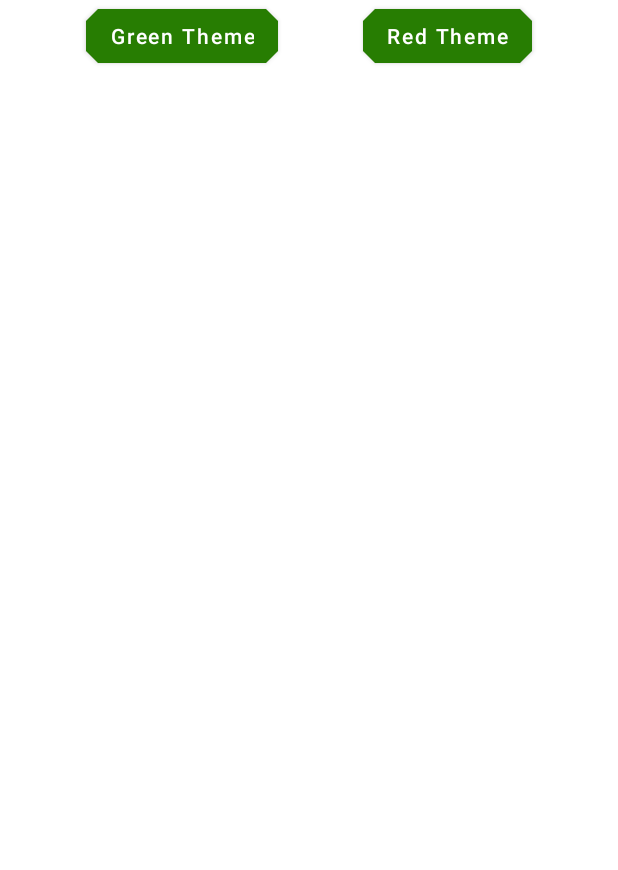
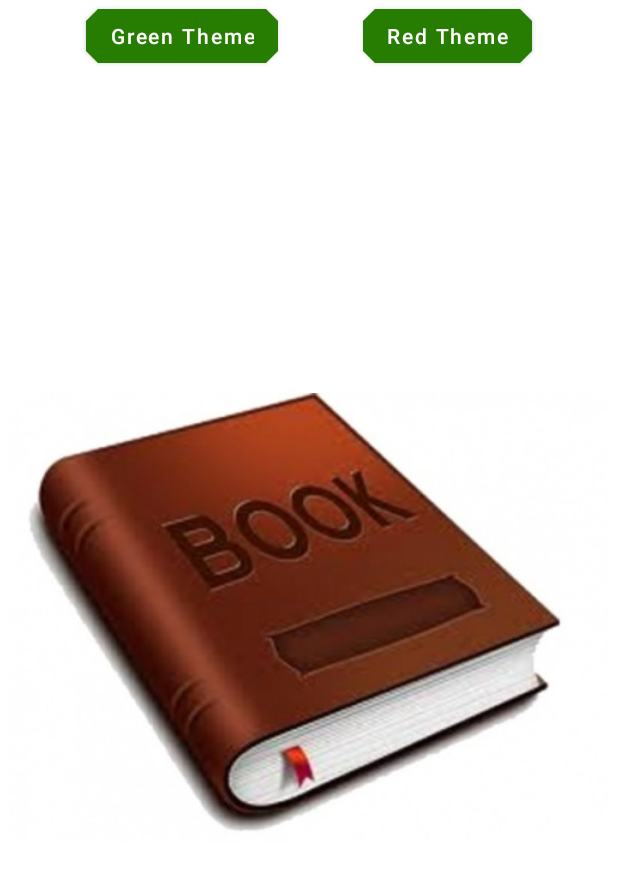
Before and after one commit to ChernovPavel/MaterialApp, an Android app: the fragment SettingsFragment shown on its own in the app's theme, on a phone screen of 412 x 824 dp. Shown: the top 870 px of the screen. Run offline under Robolectric (Android 15) with nearby library versions, the phone set to English and light mode, and no system bars; Roboto replaces fonts that are not available here.

Commit message:
добавил экран загрузки

```diff
--- a/app/src/main/AndroidManifest.xml
+++ b/app/src/main/AndroidManifest.xml
@@ -10,7 +10,7 @@
         android:label="@string/app_name"
         android:roundIcon="@mipmap/ic_launcher_round"
         android:supportsRtl="true"
-        android:theme="@style/AppTheme.GreenTheme">
+        android:theme="@style/AppTheme.GreenTheme.Splash">
         <activity
             android:name="com.chernovpavel.materialapp.ui.AnimationActivity"
             android:exported="false" />
--- /dev/null
+++ b/app/src/main/res/drawable/splash_background_drawable.xml
@@ -0,0 +1,10 @@
+<?xml version="1.0" encoding="utf-8"?>
+<layer-list xmlns:android="http://schemas.android.com/apk/res/android"
+    android:opacity="opaque">
+    <item android:drawable="@android:color/white" />
+    <item>
+        <bitmap
+            android:gravity="center"
+            android:src="@drawable/book_splash" />
+    </item>
+</layer-list>
--- a/app/src/main/res/values/themes.xml
+++ b/app/src/main/res/values/themes.xml
@@ -34,6 +34,10 @@
         <item name="colorSecondaryVariantTheme">@color/dark_blue</item>
     </style>
 
+    <style name="AppTheme.GreenTheme.Splash">
+        <item name="android:windowBackground">@drawable/splash_background_drawable</item>
+    </style>
+
     <style name="AppTextField" parent="Widget.MaterialComponents.TextInputLayout.FilledBox">
         <item name="boxBackgroundColor">@color/text_field_background</item>
     </style>
```
Also changed, not shown: app/src/main/res/drawable/book_splash.jpeg (added).
